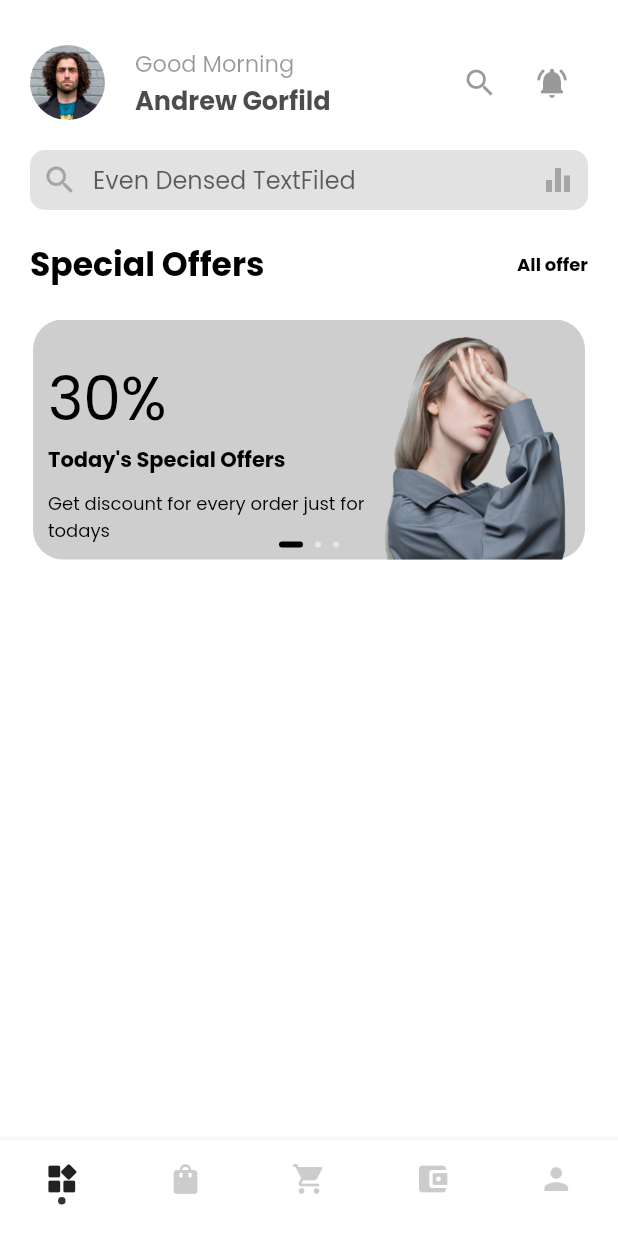
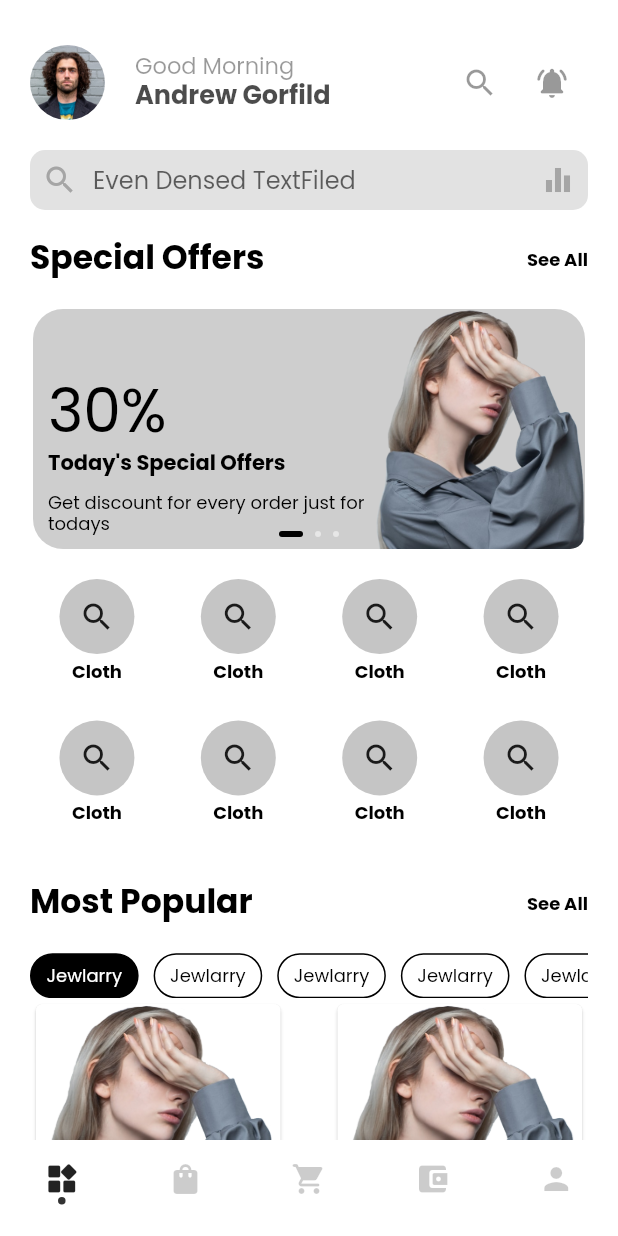
Before and after one commit to rizveejack/ecomapp, a Flutter app: the screen it shows after launch, on a phone screen of 412 x 824 dp. Run offline on Flutter 3.47's test engine with Material 2 defaults, Android fonts, the phone set to English and light mode, and no system bars.

Commit message:
fix homePage

```diff
--- /dev/null
+++ b/lib/screens/home_screen/category_tabs.dart
@@ -0,0 +1,142 @@
+import 'package:flutter/material.dart';
+
+import '../../widgets/custom_text.dart';
+
+class CategoryTab extends StatefulWidget {
+  const CategoryTab({Key? key}) : super(key: key);
+
+  @override
+  State<CategoryTab> createState() => _CategoryTabState();
+}
+
+class _CategoryTabState extends State<CategoryTab> {
+  late int _pageIndex = 0;
+
+  void onCardTab(int index) {
+    setState(() {
+      _pageIndex = index;
+    });
+  }
+
+  @override
+  Widget build(BuildContext context) {
+    return Column(
+      children: [
+        SizedBox(
+          width: double.infinity,
+          height: 30,
+          child: ListView.builder(
+              scrollDirection: Axis.horizontal,
+              itemCount: 10,
+              itemBuilder: (_, index) {
+                return InkWell(
+                  onTap: () => onCardTab(index),
+                  child: Container(
+                    margin: const EdgeInsets.only(right: 10),
+                    padding:
+                        const EdgeInsets.symmetric(horizontal: 10, vertical: 0),
+                    decoration: BoxDecoration(
+                      color: _pageIndex == index ? Colors.black : Colors.white,
+                      borderRadius: BorderRadius.circular(20),
+                      border: Border.all(color: Colors.black),
+                    ),
+                    child: Center(
+                      child: CustomText(
+                        text: "Jewlarry",
+                        size: 12,
+                        textColor:
+                            _pageIndex == index ? Colors.white : Colors.black,
+                      ),
+                    ),
+                  ),
+                );
+              }),
+        ),
+        SizedBox(
+          child: GridView.builder(
+            itemCount: 8,
+            shrinkWrap: true,
+            scrollDirection: Axis.vertical,
+            physics: const NeverScrollableScrollPhysics(),
+            gridDelegate: const SliverGridDelegateWithFixedCrossAxisCount(
+                crossAxisCount: 2,
+                crossAxisSpacing: 30,
+                mainAxisSpacing: 30,
+                childAspectRatio: 0.55),
+            itemBuilder: (_, index) {
+              return SizedBox(
+                width: double.infinity,
+                height: double.infinity,
+                child: Column(
+                  crossAxisAlignment: CrossAxisAlignment.start,
+                  children: [
+                    Card(
+                      child: Image.asset(
+                        "assets/images/banner.png",
+                        fit: BoxFit.cover,
+                      ),
+                    ),
+                    const CustomText(
+                      text: "Product name like as bal sal",
+                      size: 16,
+                      textColor: Colors.black,
+                    ),
+                    const SizedBox(
+                      height: 10,
+                    ),
+                    Row(
+                      crossAxisAlignment: CrossAxisAlignment.center,
+                      children: [
+                        Row(
+                          children: const [
+                            Icon(
+                              Icons.star,
+                              size: 18,
+                            ),
+                            CustomText(
+                              text: "4.5",
+                              size: 13,
+                              textColor: Colors.black,
+                            ),
+                          ],
+                        ),
+                        Container(
+                          margin: const EdgeInsets.symmetric(horizontal: 10),
+                          height: 13,
+                          width: 2,
+                          color: Colors.black,
+                        ),
+                        Container(
+                          padding: const EdgeInsets.symmetric(
+                              horizontal: 5, vertical: 3),
+                          decoration: BoxDecoration(
+                            color: Colors.grey.withOpacity(0.3),
+                            borderRadius: BorderRadius.circular(10),
+                          ),
+                          child: const CustomText(
+                            text: "6,937 sold",
+                            size: 12,
+                            textColor: Colors.black,
+                          ),
+                        ),
+                      ],
+                    ),
+                    const SizedBox(
+                      height: 10,
+                    ),
+                    const CustomText(
+                      text: "\$430.00",
+                      size: 18,
+                      isHeading: true,
+                      textColor: Colors.black,
+                    ),
+                  ],
+                ),
+              );
+            },
+          ),
+        ),
+      ],
+    );
+  }
+}
--- a/lib/screens/home_screen/customslider.dart
+++ b/lib/screens/home_screen/customslider.dart
@@ -1,5 +1,6 @@
-import 'package:ecomapp/widgets/custom_text.dart';
 import 'package:flutter/material.dart';
+
+import '../../widgets/special_offer.dart';
 
 class CustomSlider extends StatefulWidget {
   const CustomSlider({
@@ -37,67 +38,7 @@ class _CustomSliderState extends State<CustomSlider> {
                   itemCount: _slider.length,
                   onPageChanged: onSlideChange,
                   itemBuilder: (_, index) {
-                    return Container(
-                      margin: const EdgeInsets.symmetric(horizontal: 2),
-                      decoration: BoxDecoration(
-                        borderRadius: BorderRadius.circular(20),
-                        color: Colors.grey.withOpacity(0.5),
-                      ),
-                      child: Row(
-                        mainAxisAlignment: MainAxisAlignment.spaceBetween,
-                        children: [
-                          Expanded(
-                            child: Container(
-                              margin: EdgeInsets.only(left: 10),
-                              child: Column(
-                                crossAxisAlignment: CrossAxisAlignment.start,
-                                mainAxisAlignment: MainAxisAlignment.end,
-                                children: const [
-                                  CustomText(
-                                    text: "30%",
-                                    size: 40,
-                                    textColor: Colors.black,
-                                  ),
-                                  CustomText(
-                                    text: "Today's Special Offers",
-                                    size: 14,
-                                    textColor: Colors.black,
-                                    isHeading: true,
-                                  ),
-                                  SizedBox(
-                                    height: 10,
-                                  ),
-                                  CustomText(
-                                    text:
-                                        "Get discount for every order just for todays",
-                                    size: 12,
-                                    textColor: Colors.black,
-                                  ),
-                                  SizedBox(
-                                    height: 10,
-                                  ),
-                                ],
-                              ),
-                            ),
-                          ),
-                          Container(
-                            width: 140,
-                            decoration: const BoxDecoration(
-                              borderRadius: BorderRadius.only(
-                                topRight: Radius.circular(10),
-                                bottomRight: Radius.circular(10),
-                              ),
-                              image: DecorationImage(
-                                image: AssetImage(
-                                  "assets/images/banner.png",
-                                ),
-                                fit: BoxFit.fill,
-                              ),
-                            ),
-                          ),
-                        ],
-                      ),
-                    );
+                    return const SpecialOffer();
                   })),
           Align(
             alignment: Alignment.bottomCenter,
--- a/lib/screens/home_screen/home_screen.dart
+++ b/lib/screens/home_screen/home_screen.dart
@@ -1,8 +1,10 @@
 import 'package:flutter/material.dart';
 
+import 'category_tabs.dart';
 import 'customslider.dart';
 import 'header_profile.dart';
 import 'offer_heading.dart';
+import 'populear_category.dart';
 import 'search_bar.dart';
 
 class HomeScreen extends StatelessWidget {
@@ -13,21 +15,28 @@ class HomeScreen extends StatelessWidget {
     return Container(
       height: double.maxFinite,
       width: double.maxFinite,
-      padding: const EdgeInsets.symmetric(
-        horizontal: 20,
-        vertical: 30,
+      padding: const EdgeInsets.only(
+        left: 20,
+        right: 20,
+        top: 30,
       ),
       child: SingleChildScrollView(
         child: Column(
           crossAxisAlignment: CrossAxisAlignment.start,
-          children: [
-            const HeaderProfile(),
-            const SizedBox(height: 20),
-            const SearchBar(),
-            const SizedBox(height: 20),
-            const OfferHeading(),
-            const SizedBox(height: 20),
-            const CustomSlider(),
+          children: const [
+            HeaderProfile(),
+            SizedBox(height: 20),
+            SearchBar(),
+            SizedBox(height: 20),
+            OfferHeading(headingText: "Special Offers", allText: "See All"),
+            SizedBox(height: 20),
+            CustomSlider(),
+            SizedBox(height: 20),
+            PopulearCategory(),
+            SizedBox(height: 20),
+            OfferHeading(headingText: "Most Popular", allText: "See All"),
+            SizedBox(height: 20),
+            CategoryTab()
           ],
         ),
       ),
--- a/lib/screens/home_screen/offer_heading.dart
+++ b/lib/screens/home_screen/offer_heading.dart
@@ -5,7 +5,12 @@ import '../../widgets/custom_text.dart';
 class OfferHeading extends StatelessWidget {
   const OfferHeading({
     Key? key,
+    required this.headingText,
+    required this.allText,
   }) : super(key: key);
+
+  final String headingText;
+  final String allText;
 
   @override
   Widget build(BuildContext context) {
@@ -13,16 +18,16 @@ class OfferHeading extends StatelessWidget {
       mainAxisAlignment: MainAxisAlignment.spaceBetween,
       crossAxisAlignment: CrossAxisAlignment.center,
       children: [
-        const CustomText(
-          text: "Special Offers",
+        CustomText(
+          text: headingText,
           size: 22,
           isHeading: true,
           textColor: Colors.black,
         ),
         InkWell(
           onTap: () {},
-          child: const CustomText(
-            text: "All offer",
+          child: CustomText(
+            text: allText,
             size: 12,
             isHeading: true,
             textColor: Colors.black,
--- /dev/null
+++ b/lib/screens/home_screen/populear_category.dart
@@ -0,0 +1,48 @@
+import 'package:flutter/material.dart';
+
+import '../../widgets/custom_text.dart';
+
+class PopulearCategory extends StatelessWidget {
+  const PopulearCategory({Key? key}) : super(key: key);
+
+  @override
+  Widget build(BuildContext context) {
+    return GridView.builder(
+      physics: const NeverScrollableScrollPhysics(),
+      shrinkWrap: true,
+      gridDelegate: const SliverGridDelegateWithFixedCrossAxisCount(
+        crossAxisCount: 4,
+        crossAxisSpacing: 5,
+        mainAxisSpacing: 5,
+      ),
+      itemCount: 8,
+      itemBuilder: (_, index) {
+        return InkWell(
+          onTap: () {},
+          child: Column(
+            children: [
+              Container(
+                width: 50,
+                height: 50,
+                decoration: BoxDecoration(
+                  color: Colors.grey.withOpacity(0.6),
+                  borderRadius: BorderRadius.circular(100),
+                ),
+                child: const Icon(Icons.search),
+              ),
+              const SizedBox(
+                height: 5,
+              ),
+              const CustomText(
+                text: "Cloth",
+                size: 12,
+                textColor: Colors.black,
+                isHeading: true,
+              ),
+            ],
+          ),
+        );
+      },
+    );
+  }
+}
--- a/lib/screens/index_screen.dart
+++ b/lib/screens/index_screen.dart
@@ -27,10 +27,10 @@ class _MainScreenState extends State<MainScreen> {
     return Scaffold(
       body: _screens[_pageIndex],
       bottomNavigationBar: BottomNavigationBar(
-        elevation: 5,
+        elevation: 0,
         showSelectedLabels: false,
         showUnselectedLabels: false,
-        backgroundColor: Colors.white,
+        backgroundColor: Colors.white24.withOpacity(0.6),
         type: BottomNavigationBarType.fixed,
         selectedItemColor: Colors.black87,
         unselectedItemColor: Colors.black54.withOpacity(0.2),
--- a/lib/widgets/custom_text.dart
+++ b/lib/widgets/custom_text.dart
@@ -18,6 +18,7 @@ class CustomText extends StatelessWidget {
     return Text(
       text,
       style: TextStyle(
+        height: 1.2,
         fontSize: size,
         fontWeight: isHeading ? FontWeight.bold : FontWeight.normal,
         color: textColor,
--- /dev/null
+++ b/lib/widgets/special_offer.dart
@@ -0,0 +1,73 @@
+import 'package:flutter/material.dart';
+
+import 'custom_text.dart';
+
+class SpecialOffer extends StatelessWidget {
+  const SpecialOffer({
+    Key? key,
+  }) : super(key: key);
+
+  @override
+  Widget build(BuildContext context) {
+    return Container(
+      margin: const EdgeInsets.symmetric(horizontal: 2),
+      decoration: BoxDecoration(
+        borderRadius: BorderRadius.circular(20),
+        color: Colors.grey.withOpacity(0.5),
+      ),
+      child: Row(
+        mainAxisAlignment: MainAxisAlignment.spaceBetween,
+        children: [
+          Expanded(
+            child: Container(
+              margin: const EdgeInsets.only(left: 10),
+              child: Column(
+                crossAxisAlignment: CrossAxisAlignment.start,
+                mainAxisAlignment: MainAxisAlignment.end,
+                children: const [
+                  CustomText(
+                    text: "30%",
+                    size: 40,
+                    textColor: Colors.black,
+                  ),
+                  CustomText(
+                    text: "Today's Special Offers",
+                    size: 14,
+                    textColor: Colors.black,
+                    isHeading: true,
+                  ),
+                  SizedBox(
+                    height: 10,
+                  ),
+                  CustomText(
+                    text: "Get discount for every order just for todays",
+                    size: 12,
+                    textColor: Colors.black,
+                  ),
+                  SizedBox(
+                    height: 10,
+                  ),
+                ],
+              ),
+            ),
+          ),
+          Container(
+            width: 140,
+            decoration: const BoxDecoration(
+              borderRadius: BorderRadius.only(
+                topRight: Radius.circular(10),
+                bottomRight: Radius.circular(10),
+              ),
+              image: DecorationImage(
+                image: AssetImage(
+                  "assets/images/banner.png",
+                ),
+                fit: BoxFit.fill,
+              ),
+            ),
+          ),
+        ],
+      ),
+    );
+  }
+}
```
Also changed, not shown: assets/images/banner.png.
